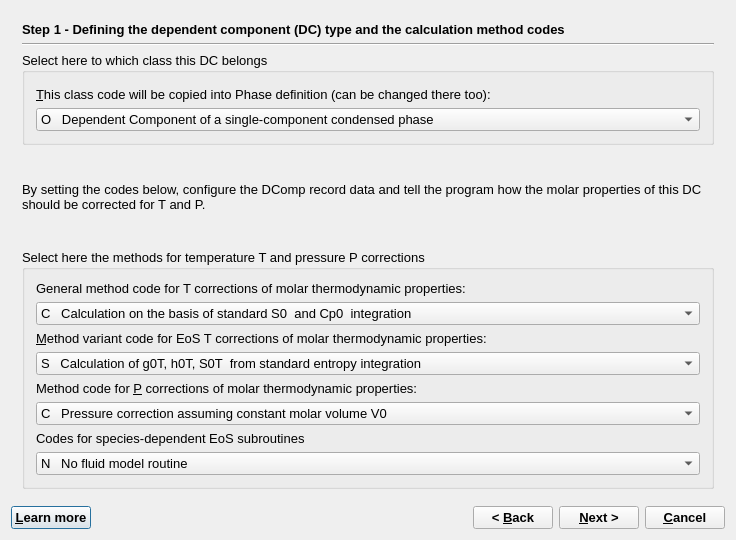
gemshub/GEMSGUI, file GUI/Dialogs4/DCompWizard4.ui: the form before one commit.
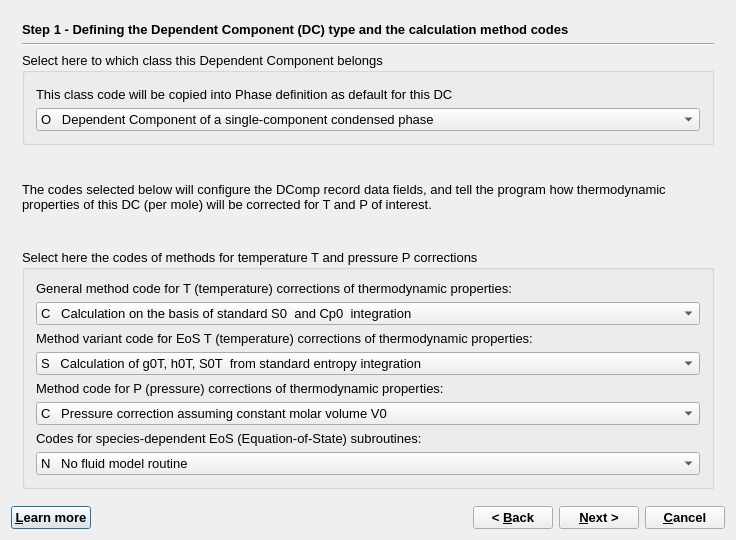
The form after the commit. The open tabs and pages were chosen to show the change.

Commit message: Textual improvements in DComp wizard.

```diff
--- a/GUI/Dialogs4/DCompWizard4.ui
+++ b/GUI/Dialogs4/DCompWizard4.ui
@@ -59,7 +59,7 @@
           </font>
          </property>
          <property name="text">
-          <string>Step 1 - Defining the dependent component (DC) type and the calculation method codes</string>
+          <string>Step 1 - Defining the Dependent Component (DC) type and the calculation method codes</string>
          </property>
         </widget>
        </item>
@@ -73,7 +73,7 @@
        <item>
         <widget class="QGroupBox" name="groupBox">
          <property name="title">
-          <string>Select here to which class this DC belongs</string>
+          <string>Select here to which class this Dependent Component belongs</string>
          </property>
          <layout class="QVBoxLayout">
           <item>
@@ -85,7 +85,7 @@
              </size>
             </property>
             <property name="text">
-             <string>&amp;This class code will be copied into Phase definition (can be changed there too):</string>
+             <string>This class code will be copied into Phase definition as default for this DC</string>
             </property>
             <property name="alignment">
              <set>Qt::AlignBottom</set>
@@ -291,7 +291,7 @@
           <enum>QFrame::Plain</enum>
          </property>
          <property name="text">
-          <string>By setting the codes below, configure the DComp record data and tell the program how the molar properties of this DC should be corrected for T and P.</string>
+          <string>The codes selected below will configure the DComp record data fields, and tell the program how thermodynamic properties of this DC (per mole) will be corrected for T and P of interest.</string>
          </property>
          <property name="textFormat">
           <enum>Qt::AutoText</enum>
@@ -313,7 +313,7 @@
        <item>
         <widget class="QGroupBox" name="groupBox_7">
          <property name="title">
-          <string>Select here the methods for temperature T and pressure P corrections </string>
+          <string>Select here the codes of methods for temperature T and pressure P corrections </string>
          </property>
          <layout class="QVBoxLayout" name="verticalLayout_2">
           <item>
@@ -325,7 +325,7 @@
              <enum>QFrame::Plain</enum>
             </property>
             <property name="text">
-             <string>General method code for T corrections of molar thermodynamic properties:</string>
+             <string>General method code for T (temperature) corrections of thermodynamic properties:</string>
             </property>
             <property name="alignment">
              <set>Qt::AlignBottom</set>
@@ -361,7 +361,7 @@
              <enum>QFrame::Plain</enum>
             </property>
             <property name="text">
-             <string>&amp;Method variant code for EoS T corrections of molar thermodynamic properties:</string>
+             <string>Method variant code for EoS T (temperature) corrections of thermodynamic properties:</string>
             </property>
             <property name="alignment">
              <set>Qt::AlignBottom</set>
@@ -401,7 +401,7 @@
           <item>
            <widget class="QLabel" name="PhEqModeLabel">
             <property name="text">
-             <string>Method code for &amp;P corrections of molar thermodynamic properties:</string>
+             <string>Method code for P (pressure) corrections of thermodynamic properties:</string>
             </property>
             <property name="alignment">
              <set>Qt::AlignBottom</set>
@@ -501,7 +501,7 @@
           <item>
            <widget class="QLabel" name="PhEqModeLabel_2">
             <property name="text">
-             <string>Codes for species-dependent EoS subroutines</string>
+             <string>Codes for species-dependent EoS (Equation-of-State) subroutines:</string>
             </property>
             <property name="alignment">
              <set>Qt::AlignBottom</set>
```
Left out of the diff: 80 changed lines with no effect on the pictures.
